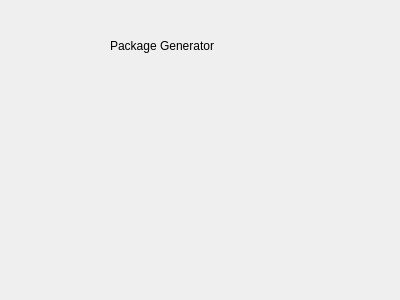
Above: resource/aboutdialog.ui from marcoRitter/PackGen before the change. Below: the same form after it.
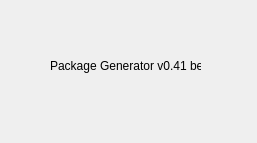
That is the form after the change.

```diff
--- a/resource/aboutdialog.ui
+++ b/resource/aboutdialog.ui
@@ -6,24 +6,42 @@
    <rect>
     <x>0</x>
     <y>0</y>
-    <width>400</width>
-    <height>300</height>
+    <width>257</width>
+    <height>143</height>
    </rect>
   </property>
+  <property name="minimumSize">
+   <size>
+    <width>257</width>
+    <height>143</height>
+   </size>
+  </property>
+  <property name="maximumSize">
+   <size>
+    <width>257</width>
+    <height>143</height>
+   </size>
+  </property>
   <property name="windowTitle">
    <string>Dialog</string>
   </property>
   <widget class="QLabel" name="label">
    <property name="geometry">
     <rect>
-     <x>110</x>
-     <y>30</y>
+     <x>50</x>
+     <y>50</y>
      <width>151</width>
      <height>31</height>
     </rect>
    </property>
+   <property name="sizePolicy">
+    <sizepolicy hsizetype="Fixed" vsizetype="Fixed">
+     <horstretch>0</horstretch>
+     <verstretch>0</verstretch>
+    </sizepolicy>
+   </property>
    <property name="text">
-    <string>Package Generator</string>
+    <string>Package Generator v0.41 beta</string>
    </property>
   </widget>
  </widget>
```
